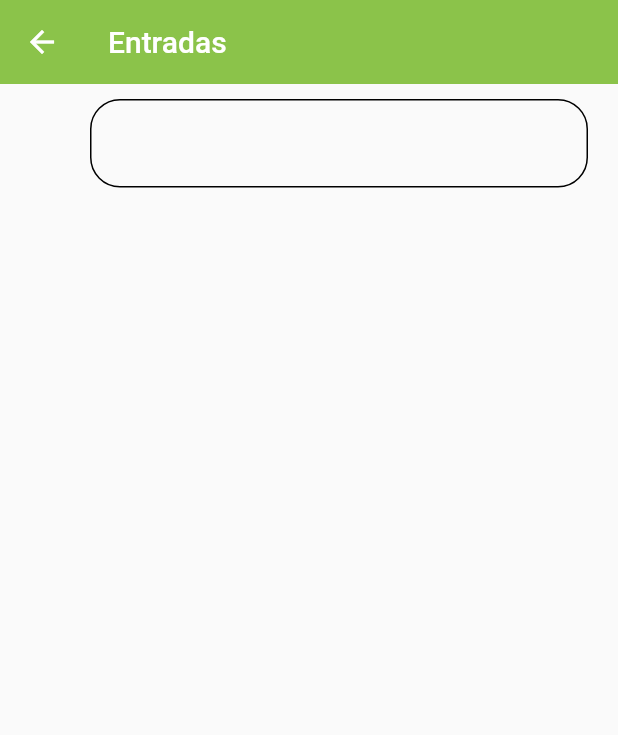
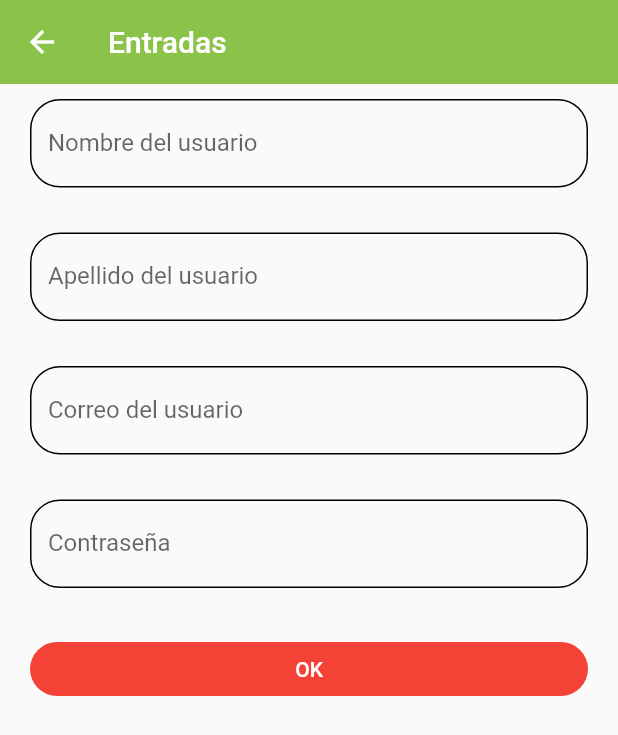
Before and after one commit to SergioK12/Componentes_Flutter_CursoUdemy, a Flutter app: the InputsView screen opened by its route, on a phone screen of 412 x 824 dp. Shown: the top 735 px of the screen. Run offline on Flutter 3.47's test engine with Material 2 defaults, Android fonts, the phone set to English and light mode, and no system bars; our stand-ins replace carousel_slider.

Commit message:
agregando formulario basico

```diff
--- a/lib/views/inputs_view.dart
+++ b/lib/views/inputs_view.dart
@@ -4,8 +4,18 @@ import '../widgets/widgets.dart';
 class InputsView extends StatelessWidget {
   const InputsView({super.key});
 
+
   @override
   Widget build(BuildContext context) {
+
+    final GlobalKey <FormState> myFormKey = GlobalKey<FormState>();
+  Map<String, String> formvalues = {
+    'nombre' : 'Sergio',
+    'apellido' : 'duarte',
+    'correo' : 'Sergio@test.com',
+    'contra': '1234',
+    'role': 'Admin'
+    };
     return Scaffold(
       appBar: AppBar(
         title: const Text("Entradas"),
@@ -13,10 +23,33 @@ class InputsView extends StatelessWidget {
       body:  SingleChildScrollView(
         child: Padding(
           padding: const EdgeInsets.symmetric(horizontal: 20, vertical: 10,),
-          child: Column(
-              children: const [
-                 CustomImputWidget()
-              ],
+          child: Form(
+            key: myFormKey,
+            child: Column(
+                children:  [
+                   const CustomImputWidget( labelText: "Nombre del usuario",),
+                   const SizedBox(height: 30,),
+                   const CustomImputWidget( labelText: "Apellido del usuario",),
+                   const SizedBox(height: 30,),
+                   const CustomImputWidget( labelText: "Correo del usuario", keytipe: TextInputType.emailAddress,),
+                   const SizedBox(height: 30,),
+                   const CustomImputWidget( labelText: "Contraseña", isPassword: true,),
+                   const SizedBox(height: 30,),
+
+                   ElevatedButton(
+                     child: const SizedBox(
+                      width: double.infinity,
+                      child: Text("OK", textAlign: TextAlign.center,)),
+                     onPressed: (){
+                      if(!myFormKey.currentState!.validate()){
+                        return;
+                      }
+                      debugPrint(formvalues.toString());
+                     }
+                   ),
+
+                ],
+            ),
           ),
           ),
       )
--- a/lib/widgets/custom_input.dart
+++ b/lib/widgets/custom_input.dart
@@ -1,45 +1,48 @@
 import 'package:flutter/material.dart';
+
 class CustomImputWidget extends StatelessWidget {
-
   final String? hintText;
   final String? helperText;
   final String? labelText;
   final IconData? icon;
   final IconData? suffixIcon;
+  final TextInputType? keytipe;
+  final bool isPassword;
 
-  const CustomImputWidget({
-    Key? key,
+  const CustomImputWidget(
+      {Key? key,
       this.hintText,
       this.helperText,
       this.labelText,
       this.icon,
       this.suffixIcon,
-  }) : super(key: key);
+      this.isPassword = false,
+      this.keytipe})
+      : super(key: key);
 
   @override
   Widget build(BuildContext context) {
     return TextFormField(
+      keyboardType: keytipe,
+      obscureText: isPassword,
       //autofocus: true,
       //initialValue: "Sergio Duarte",
       textCapitalization: TextCapitalization.words,
-      onChanged: (value){
+      onChanged: (value) {
         debugPrint(value);
       },
-      validator: (value){
-        if(value == null){
-          return "Este campo es requerido";
-        }
-        return "XD";
+      validator: (value) {
+        if (value == null) return "Este campo es requerido";
+        return value.length < 3 ? "Minimo 3 letras" : null;
       },
       autovalidateMode: AutovalidateMode.onUserInteraction,
 
-      decoration:  InputDecoration(
-        icon: Icon(icon),
-        suffixIcon: Icon(suffixIcon),
+      decoration: InputDecoration(
           hintText: hintText,
           labelText: labelText,
           helperText: helperText,
-      ),
+          suffixIcon: suffixIcon == null ? null : const Icon(Icons.group),
+          icon: icon == null ? null : Icon(icon)),
     );
   }
 }
```
Lines whose indentation alone changed are shown as unchanged.
